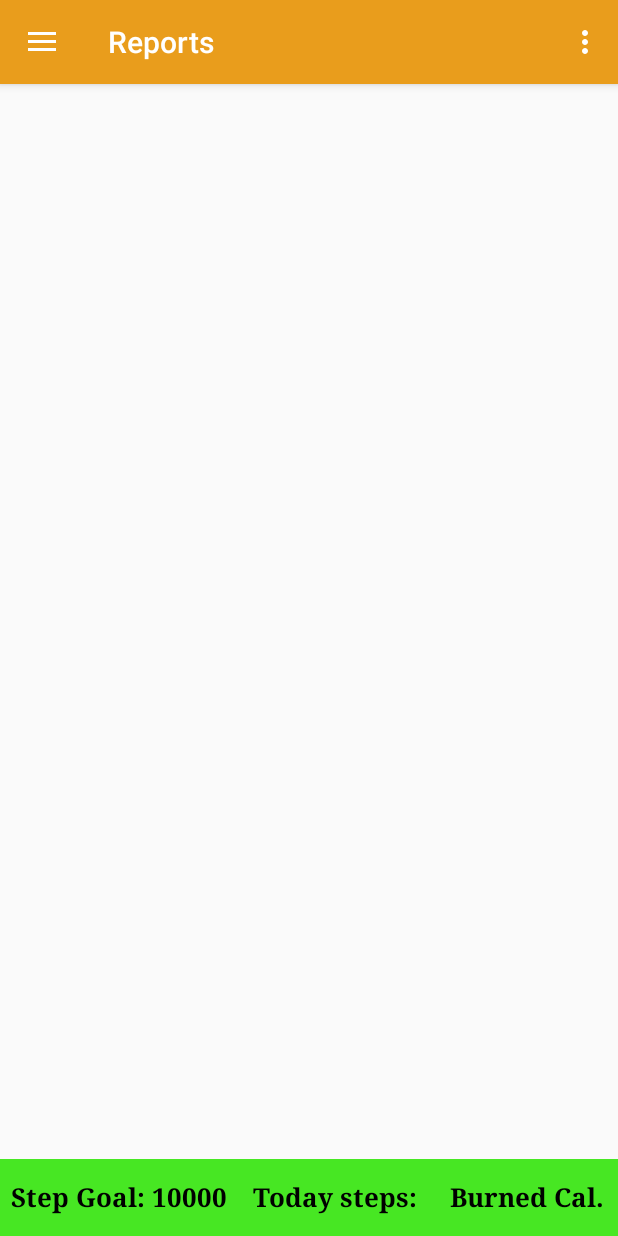
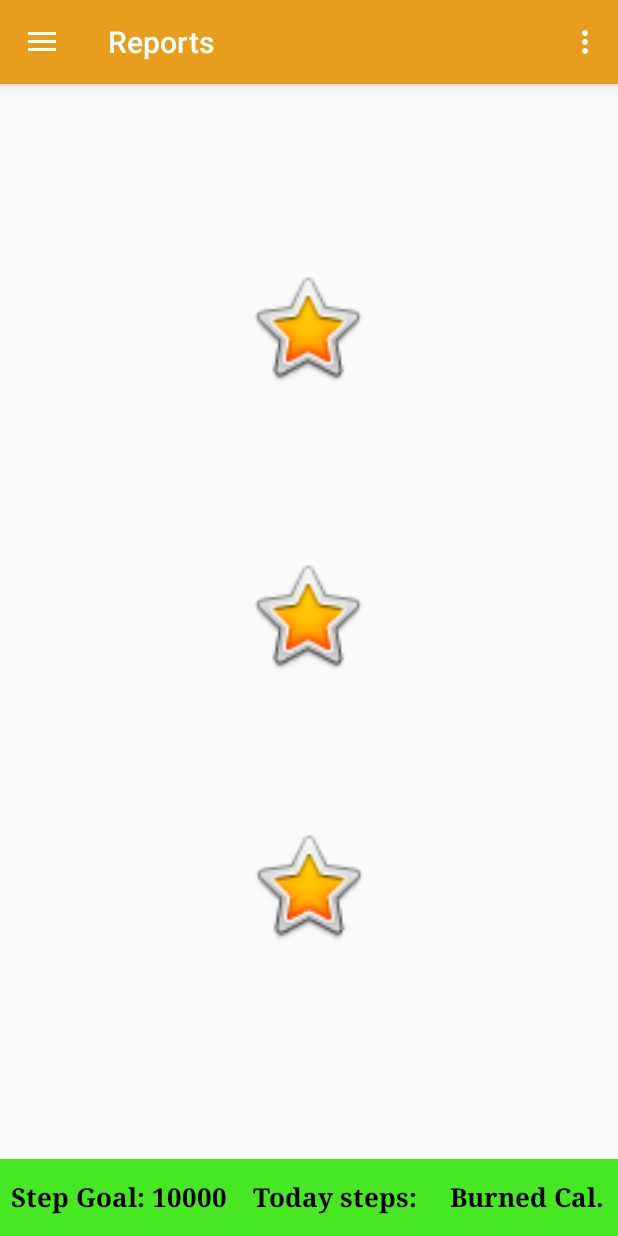
Before and after one commit to Vijaiarivalagan/HealthPartner, an Android app: the HomeActivity screen opened directly, with no data from a screen before it, in the side drawer, after a tap on "Reports", on a phone screen of 412 x 824 dp. Run offline under Robolectric (Android 15) with nearby library versions, the light colour scheme and no system bars; our stand-ins replace Firebase (no records; nobody signed in at launch, a user with empty details on screens opened directly), navigation-ui; 1 statement that could not run was skipped.

Commit message:
init- cam ok,need to connect with addfood, before - reports done

```diff
--- a/app/build.gradle
+++ b/app/build.gradle
@@ -42,6 +42,10 @@ dependencies {
     implementation 'com.android.support:appcompat-v7:28.0.0'
     implementation 'com.android.support:cardview-v7:28.0.0'
 
+    //graphview
+    implementation 'com.jjoe64:graphview:4.2.1'
+
+
     //load image from url
     implementation 'com.github.bumptech.glide:glide:4.9.0'
     annotationProcessor 'com.github.bumptech.glide:compiler:4.9.0'
--- a/app/src/main/java/com/geforce/vijai/healthpartner/AddFoodDetails.java
+++ b/app/src/main/java/com/geforce/vijai/healthpartner/AddFoodDetails.java
@@ -2,13 +2,52 @@ package com.geforce.vijai.healthpartner;
 
 import androidx.appcompat.app.AppCompatActivity;
 
+import android.content.Intent;
 import android.os.Bundle;
+import android.view.View;
+import android.widget.Button;
+import android.widget.EditText;
+import android.widget.TextView;
+import android.widget.Toast;
+
+import java.util.Calendar;
 
 public class AddFoodDetails extends AppCompatActivity {
-
+    private TextView foodName;
+    private EditText qty;
+    private Button addFoodToList;
     @Override
     protected void onCreate(Bundle savedInstanceState) {
         super.onCreate(savedInstanceState);
+        //startActivity(new Intent(this, CameraActivity.class));
+
         setContentView(R.layout.activity_add_food_details);
+
+        Toast.makeText(getApplicationContext(),getIntent().getStringExtra("filename"),Toast.LENGTH_SHORT).show();
+        foodName=(TextView)findViewById(R.id.foodnameid);
+        qty=(EditText)findViewById(R.id.qty);
+        addFoodToList=(Button)findViewById(R.id.addfoodtolistid);
+
+        addFoodToList.setOnClickListener(new View.OnClickListener() {
+            @Override
+            public void onClick(View v) {
+
+            }
+        });
+    }
+
+
+    private String getsession() {
+        Calendar c = Calendar.getInstance();
+        int timeOfDay = c.get(Calendar.HOUR_OF_DAY);
+
+        if(timeOfDay >= 0 && timeOfDay < 12){
+            return "BreakFast";
+        }else if(timeOfDay >= 12 && timeOfDay < 16){
+            return "Lunch";
+        }else if(timeOfDay >= 17 && timeOfDay < 24){
+            return "Dinner";
+        }
+        return null;
     }
 }
--- a/app/src/main/java/com/geforce/vijai/healthpartner/CameraActivity.java
+++ b/app/src/main/java/com/geforce/vijai/healthpartner/CameraActivity.java
@@ -142,7 +142,7 @@ public class CameraActivity extends AppCompatActivity{
             @Override
             public void onClick(View v) {
                 takePicture();
-                startActivity(new Intent(CameraActivity.this, HomeActivity.class));
+                startActivity(new Intent(CameraActivity.this, AddFoodDetails.class));
                 finish();
             }
         });
@@ -396,7 +396,7 @@ public class CameraActivity extends AppCompatActivity{
     @Override
     protected void onPause()  {
         Log.d(TAG, "onPause");
-        //closeCamera();
+        closeCamera();
         super.onPause();
         stopBackgroundThread();
 
--- a/app/src/main/java/com/geforce/vijai/healthpartner/HomeActivity.java
+++ b/app/src/main/java/com/geforce/vijai/healthpartner/HomeActivity.java
@@ -73,7 +73,7 @@ public class HomeActivity extends AppCompatActivity implements SensorEventListen
         // menu should be considered as top level destinations.
         mAppBarConfiguration = new AppBarConfiguration.Builder(
                 R.id.nav_home, R.id.nav_exerciseid, R.id.nav_tips,
-                R.id.nav_report, R.id.nav_profile,R.id.nav_share, R.id.nav_send)
+                R.id.nav_report, R.id.nav_profile,R.id.nav_logout, R.id.nav_send)
                 .setDrawerLayout(drawer)
                 .build();
         NavController navController = Navigation.findNavController(this, R.id.nav_host_fragment);
--- a/app/src/main/java/com/geforce/vijai/healthpartner/ui/Profile/ShareViewModel.java
+++ b/app/src/main/java/com/geforce/vijai/healthpartner/ui/Profile/ProfileViewModel.java
@@ -4,11 +4,11 @@ import androidx.lifecycle.LiveData;
 import androidx.lifecycle.MutableLiveData;
 import androidx.lifecycle.ViewModel;
 
-public class ShareViewModel extends ViewModel {
+public class ProfileViewModel extends ViewModel {
 
     private MutableLiveData<String> mText;
 
-    public ShareViewModel() {
+    public ProfileViewModel() {
         mText = new MutableLiveData<>();
         mText.setValue("This is share fragment");
     }
--- a/app/src/main/java/com/geforce/vijai/healthpartner/ui/Report/ReportFragment.java
+++ b/app/src/main/java/com/geforce/vijai/healthpartner/ui/Report/ReportFragment.java
@@ -1,29 +1,51 @@
 package com.geforce.vijai.healthpartner.ui.Report;
 
+import android.content.Intent;
 import android.os.Bundle;
 import android.view.LayoutInflater;
 import android.view.View;
 import android.view.ViewGroup;
-import android.widget.TextView;
-
-import androidx.annotation.Nullable;
+import android.widget.ImageView;
 import androidx.annotation.NonNull;
 import androidx.fragment.app.Fragment;
-import androidx.lifecycle.Observer;
-import androidx.lifecycle.ViewModelProviders;
 
+import com.geforce.vijai.healthpartner.BpReport;
+import com.geforce.vijai.healthpartner.CalorieReport;
+import com.geforce.vijai.healthpartner.DiabetesReport;
 import com.geforce.vijai.healthpartner.R;
 
 public class ReportFragment extends Fragment {
 
-    private ReportViewModel reportViewModel;
+    private ImageView calorie,bp,diabets;
 
     public View onCreateView(@NonNull LayoutInflater inflater,
                              ViewGroup container, Bundle savedInstanceState) {
 
         View root = inflater.inflate(R.layout.fragment_report, container, false);
+        calorie=(ImageView)root.findViewById(R.id.caloriebtn);
+        bp=(ImageView)root.findViewById(R.id.bloodpressurebtn);
+        diabets=(ImageView)root.findViewById(R.id.diabetsbtn);
 
+        calorie.setOnClickListener(new View.OnClickListener() {
+            @Override
+            public void onClick(View v) {
+                startActivity(new Intent(getActivity(), CalorieReport.class));
+            }
+        });
 
+        diabets.setOnClickListener(new View.OnClickListener() {
+            @Override
+            public void onClick(View v) {
+                startActivity(new Intent(getActivity(), DiabetesReport.class));
+            }
+        });
+
+        bp.setOnClickListener(new View.OnClickListener() {
+            @Override
+            public void onClick(View v) {
+                startActivity(new Intent(getActivity(), BpReport.class));
+            }
+        });
         return root;
     }
 }
--- a/app/src/main/java/com/geforce/vijai/healthpartner/ui/home/HomeFragment.java
+++ b/app/src/main/java/com/geforce/vijai/healthpartner/ui/home/HomeFragment.java
@@ -6,6 +6,7 @@ import android.util.Log;
 import android.view.LayoutInflater;
 import android.view.View;
 import android.view.ViewGroup;
+import android.widget.Toast;
 
 import androidx.annotation.NonNull;
 import androidx.fragment.app.Fragment;
@@ -28,13 +29,13 @@ import static android.content.Context.MODE_PRIVATE;
 
 public class HomeFragment extends Fragment {
 
-    FirebaseFirestore db;
-    SharedPreferences pref;
-    RecyclerView verticleRecyclerView;
-    VerticleRecyclerViewAdapter adapter;
-    ArrayList<VerticleModel> arrayListVerticle;
-    String email;
-    List<HorizontalModel> horilist;
+    private FirebaseFirestore db;
+    private SharedPreferences pref;
+    private RecyclerView verticleRecyclerView;
+    private VerticleRecyclerViewAdapter adapter;
+    private ArrayList<VerticleModel> arrayListVerticle;
+    private String email;
+    private List<HorizontalModel> horilist;
     public View onCreateView(@NonNull LayoutInflater inflater,
                              ViewGroup container, Bundle savedInstanceState) {
 
@@ -45,7 +46,7 @@ public class HomeFragment extends Fragment {
         db=FirebaseFirestore.getInstance();
         pref= this.getActivity().getSharedPreferences("user", MODE_PRIVATE);
         email=pref.getString("email",null);
-
+        Toast.makeText(getActivity(),"email id"+email,Toast.LENGTH_SHORT);
 
         arrayListVerticle=new ArrayList<>();
 
--- a/app/src/main/java/com/geforce/vijai/healthpartner/ui/home/VerticleRecyclerViewAdapter.java
+++ b/app/src/main/java/com/geforce/vijai/healthpartner/ui/home/VerticleRecyclerViewAdapter.java
@@ -1,9 +1,12 @@
 package com.geforce.vijai.healthpartner.ui.home;
 
 import android.content.Context;
+import android.content.Intent;
+import android.content.SharedPreferences;
 import android.view.LayoutInflater;
 import android.view.View;
 import android.view.ViewGroup;
+import android.widget.ImageView;
 import android.widget.TextView;
 
 import androidx.annotation.NonNull;
@@ -11,11 +14,15 @@ import androidx.constraintlayout.widget.ConstraintLayout;
 import androidx.recyclerview.widget.LinearLayoutManager;
 import androidx.recyclerview.widget.RecyclerView;
 
+import com.geforce.vijai.healthpartner.AddFoodDetails;
+import com.geforce.vijai.healthpartner.CameraActivity;
 import com.geforce.vijai.healthpartner.R;
 
 import java.util.ArrayList;
 import java.util.List;
 import java.util.stream.Collectors;
+
+import static android.content.Context.MODE_PRIVATE;
 
 public class VerticleRecyclerViewAdapter extends RecyclerView.Adapter<VerticleRecyclerViewAdapter.VerticleRVViewHolder> {
 
@@ -23,6 +30,7 @@ public class VerticleRecyclerViewAdapter extends RecyclerView.Adapter<VerticleRe
     ArrayList<VerticleModel> arrayList;
 
     public VerticleRecyclerViewAdapter(Context context, ArrayList<VerticleModel> arrayList) {
+
         this.context = context;
         this.arrayList = arrayList;
     }
@@ -35,7 +43,7 @@ public class VerticleRecyclerViewAdapter extends RecyclerView.Adapter<VerticleRe
     }
 
     @Override
-    public void onBindViewHolder(@NonNull VerticleRVViewHolder holder, int position) {
+    public void onBindViewHolder(@NonNull final VerticleRVViewHolder holder, int position) {
         VerticleModel verticleModel=arrayList.get(position);
 
         final String title=verticleModel.getSessionTitle();
@@ -47,7 +55,14 @@ public class VerticleRecyclerViewAdapter extends RecyclerView.Adapter<VerticleRe
                 si.add(hh);
         }
         holder.textViewTitle.setText(title);
-
+        holder.addFood.setOnClickListener(new View.OnClickListener() {
+            @Override
+            public void onClick(View v) {
+                Intent intent=new Intent(context, AddFoodDetails.class);
+                intent.putExtra("session",title);
+                context.startActivity(intent);
+            }
+        });
         HorizontalRecyclerViewAdapter horizontalRecyclerViewAdapter=new HorizontalRecyclerViewAdapter(context,si);
         holder.recyclerView.setHasFixedSize(true);
         holder.recyclerView.setLayoutManager(new LinearLayoutManager(context,LinearLayoutManager.VERTICAL,false));
@@ -61,12 +76,15 @@ public class VerticleRecyclerViewAdapter extends RecyclerView.Adapter<VerticleRe
     }
 
     public class VerticleRVViewHolder extends RecyclerView.ViewHolder{
+
         RecyclerView recyclerView;
         TextView textViewTitle;
+        ImageView addFood;
         public VerticleRVViewHolder(@NonNull View itemView) {
         super(itemView);
             recyclerView=(RecyclerView)itemView.findViewById(R.id.recyclerView1);
             textViewTitle=(TextView)itemView.findViewById(R.id.titleid);
+            addFood=(ImageView)itemView.findViewById(R.id.addfoods);
     }
 }
 }
--- a/app/src/main/res/layout/fragment_report.xml
+++ b/app/src/main/res/layout/fragment_report.xml
@@ -1,5 +1,42 @@
 <?xml version="1.0" encoding="utf-8"?>
 <androidx.constraintlayout.widget.ConstraintLayout xmlns:android="http://schemas.android.com/apk/res/android"
     xmlns:app="http://schemas.android.com/apk/res-auto"
+    xmlns:tools="http://schemas.android.com/tools"
     android:layout_width="match_parent"
-    android:layout_height="match_parent"/>
+    android:layout_height="match_parent">
+
+
+    <ImageView
+        android:id="@+id/caloriebtn"
+        android:layout_width="84dp"
+        android:layout_height="90dp"
+        android:layout_marginTop="116dp"
+        app:layout_constraintEnd_toEndOf="parent"
+        app:layout_constraintHorizontal_bias="0.498"
+        app:layout_constraintStart_toStartOf="parent"
+        app:layout_constraintTop_toTopOf="parent"
+        app:srcCompat="@android:drawable/btn_star_big_on" />
+
+    <ImageView
+        android:id="@+id/diabetsbtn"
+        android:layout_width="84dp"
+        android:layout_height="90dp"
+        android:layout_marginTop="308dp"
+        app:layout_constraintEnd_toEndOf="parent"
+        app:layout_constraintHorizontal_bias="0.498"
+        app:layout_constraintStart_toStartOf="parent"
+        app:layout_constraintTop_toTopOf="parent"
+        app:srcCompat="@android:drawable/btn_star_big_on" />
+
+    <ImageView
+        android:id="@+id/bloodpressurebtn"
+        android:layout_width="84dp"
+        android:layout_height="90dp"
+        android:layout_marginTop="488dp"
+        app:layout_constraintEnd_toEndOf="parent"
+        app:layout_constraintHorizontal_bias="0.501"
+        app:layout_constraintStart_toStartOf="parent"
+        app:layout_constraintTop_toTopOf="parent"
+        app:srcCompat="@android:drawable/btn_star_big_on" />
+
+</androidx.constraintlayout.widget.ConstraintLayout>
--- a/app/src/main/res/menu/activity_home_drawer.xml
+++ b/app/src/main/res/menu/activity_home_drawer.xml
@@ -29,7 +29,7 @@
     <item android:title="Communicate">
         <menu>
             <item
-                android:id="@+id/nav_share"
+                android:id="@+id/nav_logout"
                 android:icon="@drawable/ic_menu_share"
                 android:title="@string/menu_logout" />
             <item
--- a/app/src/main/res/navigation/mobile_navigation.xml
+++ b/app/src/main/res/navigation/mobile_navigation.xml
@@ -31,7 +31,7 @@
 
     <fragment
         android:id="@+id/nav_profile"
-        android:name="com.geforce.vijai.healthpartner.ui.Profile.ShareFragment"
+        android:name="com.geforce.vijai.healthpartner.ui.Profile.ProfileFragment"
         android:label="@string/menu_profile"
         tools:layout="@layout/fragment_share" />
 
```
Also changed, not shown: app/src/main/AndroidManifest.xml (+12 -11 lines), app/src/main/java/com/geforce/vijai/healthpartner/LoginActivity.java (+46 -8 lines), app/src/main/java/com/geforce/vijai/healthpartner/ui/Profile/ProfileFragment.java (renamed from app/src/main/java/com/geforce/vijai/healthpartner/ui/Profile/ShareFragment.java, +5 -5 lines), app/src/main/res/layout/activity_add_food_details.xml (+22 -20 lines), app/src/main/res/layout/item_verticle.xml (+5 -5 lines).
